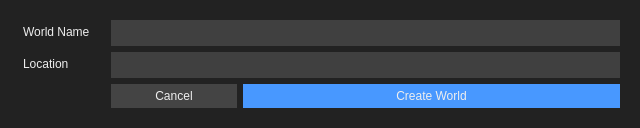
Qt form src/dialogs/newprojectdialog.ui (jahshaka/Studio) before a commit.
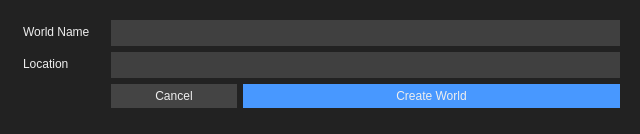
The same form after that commit.

Diff of the .ui file:
```diff
--- a/src/dialogs/newprojectdialog.ui
+++ b/src/dialogs/newprojectdialog.ui
@@ -7,9 +7,15 @@
     <x>0</x>
     <y>0</y>
     <width>640</width>
-    <height>112</height>
+    <height>134</height>
    </rect>
   </property>
+ <property name="sizePolicy">
+  <sizepolicy hsizetype="Fixed" vsizetype="Fixed">
+    <horstretch>0</horstretch>
+    <verstretch>0</verstretch>
+   </sizepolicy>
+  </property>
   <property name="windowTitle">
    <string>Dialog</string>
   </property>
@@ -59,6 +65,9 @@
    <item row="0" column="0">
     <widget class="QWidget" name="widget" native="true">
      <layout class="QFormLayout" name="formLayout">
+     <property name="fieldGrowthPolicy">
+  <enum>QFormLayout::AllNonFixedFieldsGrow</enum>
+  </property>
       <item row="0" column="0">
        <widget class="QLabel" name="pName">
         <property name="text">
```
